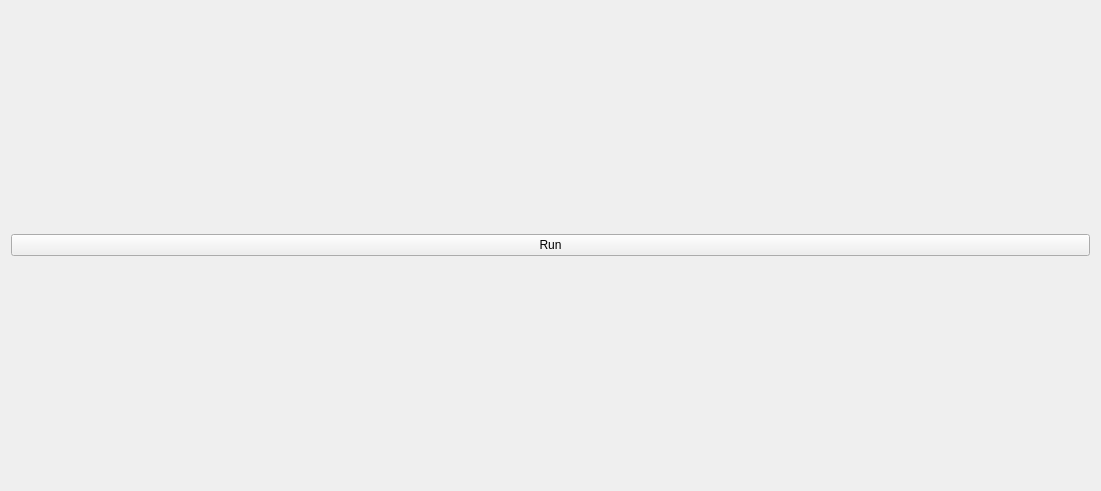
This is HyperCube_Scheduler/HyperCube_Scheduler.ui in JC-labs/HyperCube_Scheduler as Qt 5 draws it before an edit. The edited form follows.
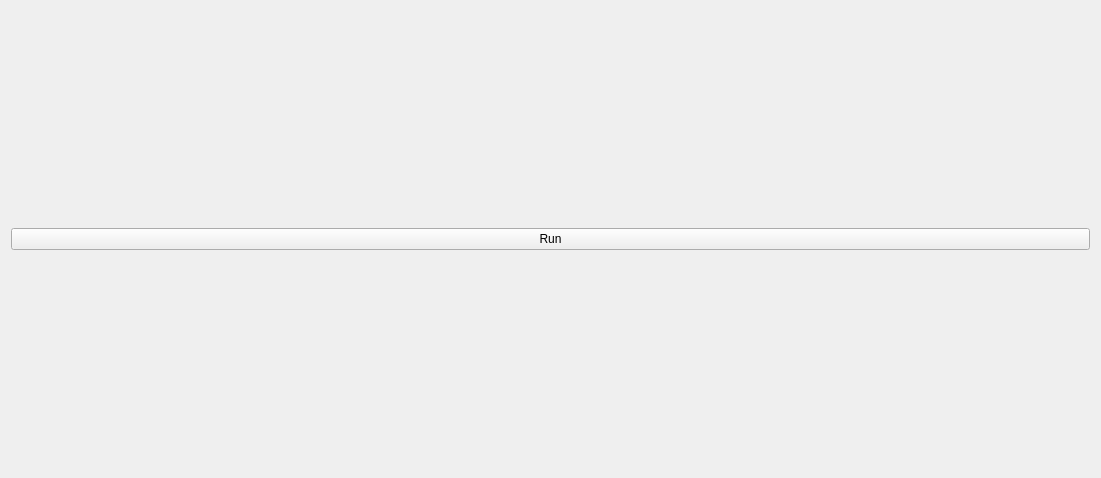
This is the edited form.

Commit message: GUI controls were implemented.

```diff
--- a/HyperCube_Scheduler/HyperCube_Scheduler.ui
+++ b/HyperCube_Scheduler/HyperCube_Scheduler.ui
@@ -7,7 +7,7 @@
     <x>0</x>
     <y>0</y>
     <width>1101</width>
-    <height>491</height>
+    <height>478</height>
    </rect>
   </property>
   <property name="windowTitle">
```
The commit also changes 2 other files.
